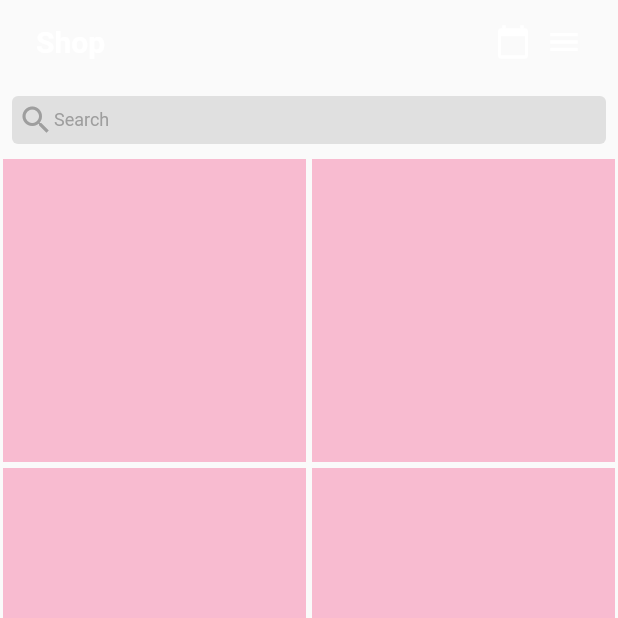
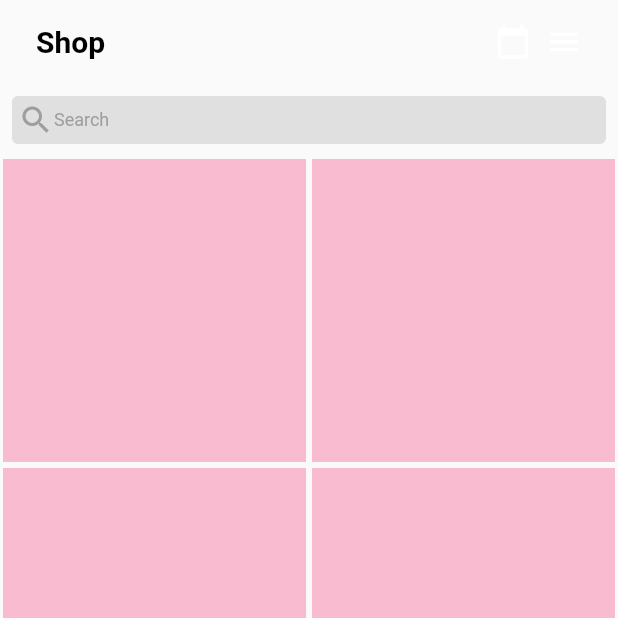
Before and after one commit to Gluuz/Instagram-UI-Flutter, a Flutter app: the screen it shows after launch, item 4 of the bottom bar chosen, on a phone screen of 412 x 824 dp, the top half of it. Run offline on Flutter 3.47's test engine with Material 2 defaults, Android fonts, the phone set to English and light mode, and no system bars.

Commit message:
changing color

```diff
--- a/lib/pages/shop.dart
+++ b/lib/pages/shop.dart
@@ -15,7 +15,10 @@ class UserShop extends StatelessWidget {
             mainAxisAlignment: MainAxisAlignment.spaceBetween,
             children: [
               Text('Shop',
-                  style: TextStyle(fontWeight: FontWeight.bold, fontSize: 20)),
+                  style: TextStyle(
+                      color: Colors.black,
+                      fontWeight: FontWeight.bold,
+                      fontSize: 20)),
               Row(
                 children: [
                   Icon(Icons.calendar_today),
```
